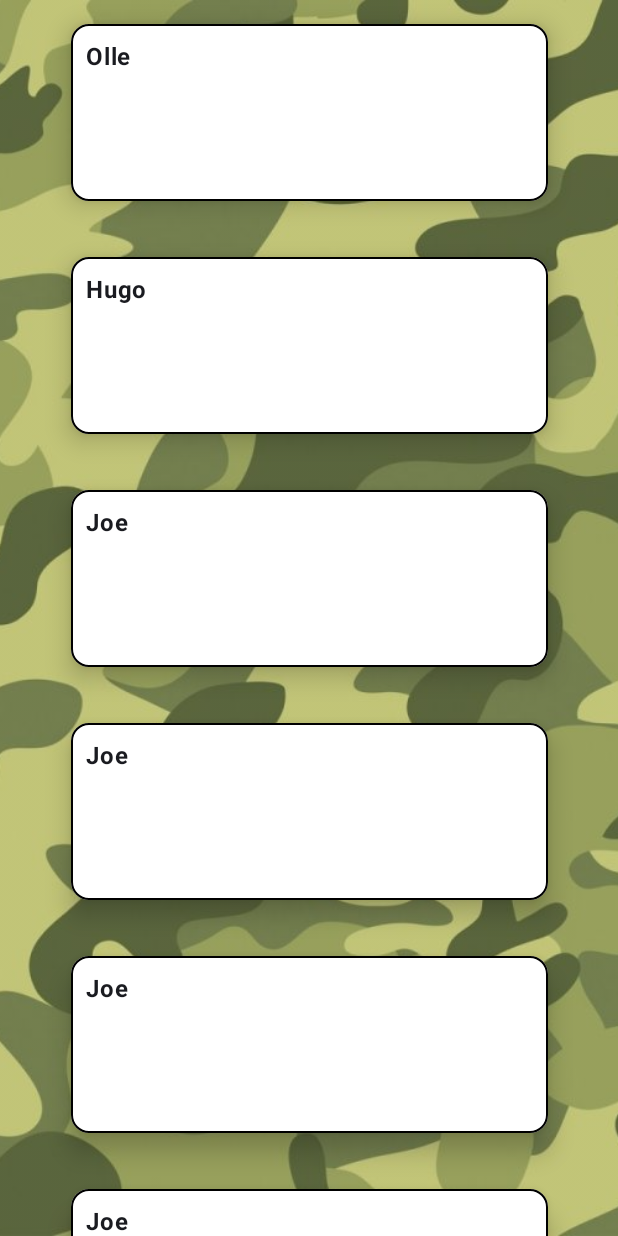
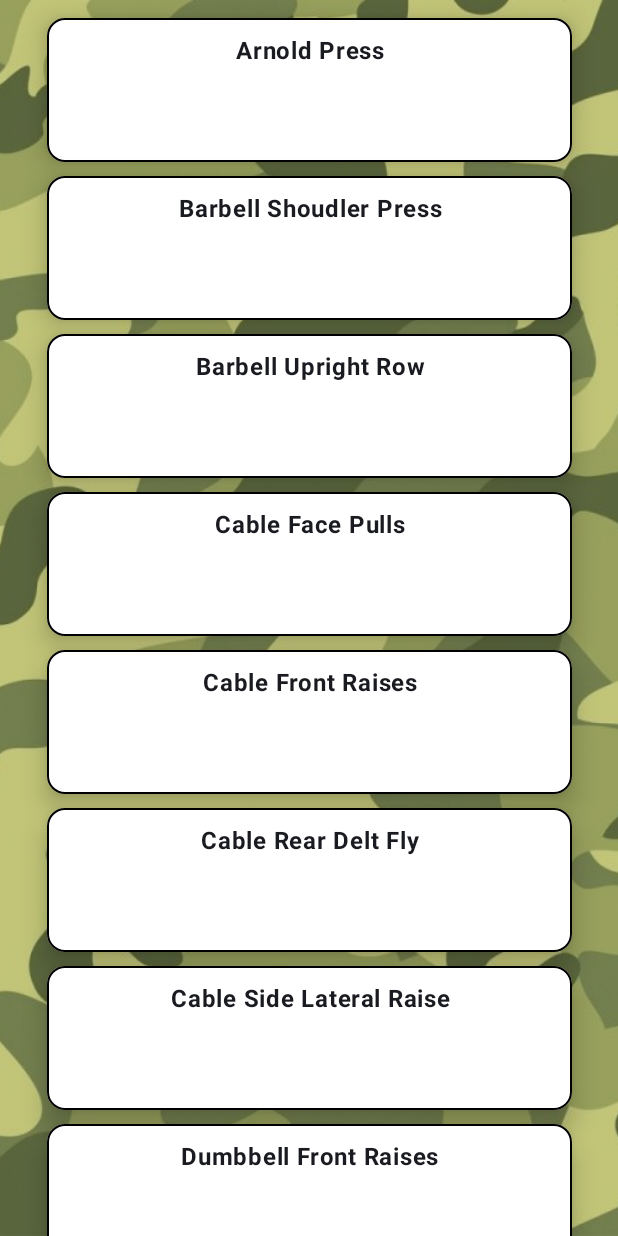
Before and after one commit to HugoC27/OPGains, an Android app built with Jetpack Compose: the ExerciseScreen screen opened through its navigation route, on a phone screen of 412 x 824 dp. Run offline under Robolectric (Android 15) with nearby library versions, the phone set to English and light mode, and no system bars.

Commit message:
Finished all lists in ExerciseScreen, and aligned the text, also made for loops that iterated through the lists and created the cards.

```diff
--- a/app/src/main/java/com/example/opgains/ExerciseScreen.kt
+++ b/app/src/main/java/com/example/opgains/ExerciseScreen.kt
@@ -21,6 +21,7 @@ import androidx.compose.ui.graphics.Color
 import androidx.compose.ui.layout.ContentScale
 import androidx.compose.ui.res.painterResource
 import androidx.compose.ui.text.font.FontWeight
+import androidx.compose.ui.text.style.TextAlign
 import androidx.compose.ui.tooling.preview.Preview
 import androidx.compose.ui.unit.dp
 import androidx.compose.ui.unit.sp
@@ -31,7 +32,7 @@ import com.example.opgains.ui.theme.OPGainsTheme
 @Composable
 fun ExerciseScreen(navController: NavController, modifier: Modifier = Modifier) {
     val camoBackground = painterResource(R.drawable.camo_background)
-    var shoulderExercises = listOf<String>(
+    val shoulderExercises = listOf<String>(
         "Arnold Press",
         "Barbell Shoudler Press",
         "Barbell Upright Row",
@@ -47,7 +48,7 @@ fun ExerciseScreen(navController: NavController, modifier: Modifier = Modifier)
         "Machine Side Lateral Raise",
         "Reverse Peck Deck Fly"
     )
-    var tricepsExercises = listOf<String>(
+    val tricepsExercises = listOf<String>(
         "Barbell JM Press",
         "Barbell Skullcrusher",
         "Barbell Triceps Extension",
@@ -58,7 +59,7 @@ fun ExerciseScreen(navController: NavController, modifier: Modifier = Modifier)
         "Machine Triceps Extension",
         "Smith Machine JM Press"
     )
-    var bicepsExercises = listOf<String>(
+    val bicepsExercises = listOf<String>(
         "Barbell Curl",
         "Barbell Preacher Curl",
         "Barbell Reverse Curl",
@@ -73,13 +74,13 @@ fun ExerciseScreen(navController: NavController, modifier: Modifier = Modifier)
         "EZ Bar Curl",
         "EZ Bar Preacher Curl",
     )
-    var forearmExercises = listOf<String>(
+    val forearmExercises = listOf<String>(
         "Cable Reverse Wrist Curl",
         "Cable Wrist Curl",
         "Dumbbell Reverse Wrist Curl",
         "Dumbbell Wrist Curl"
     )
-    var backExercises = listOf<String>(
+    val backExercises = listOf<String>(
         "Assisted Pullups",
         "Barbell Row",
         "Kneeling Single Arm Cable Pulldown",
@@ -92,19 +93,19 @@ fun ExerciseScreen(navController: NavController, modifier: Modifier = Modifier)
         "Single Arm Dumbbell Row",
         "Smith Machine Row"
     )
-    var trapExercises = listOf<String>(
+    val trapExercises = listOf<String>(
         "Barbell Shrugs",
         "Cable Shrugs",
         "Dumbbell Shrugs"
     )
-    var lowerBack = listOf<String>(
+    val lowerBackExercises = listOf<String>(
         "Back Extension",
         "Barbell Good Morning",
         "Deadlift",
         "Machine Back Extension",
         "Sumo Deadlift",
     )
-    var chestExercises = listOf<String>(
+    val chestExercises = listOf<String>(
         "Assisted Dip",
         "Barbell Benchpress",
         "Cable Fly",
@@ -133,7 +134,36 @@ fun ExerciseScreen(navController: NavController, modifier: Modifier = Modifier)
         "Sissy Squat",
         "Smith Machine Squat"
     )
-
+    val hamstringExercises = listOf<String>(
+        "Barbell Romanian Deadlift",
+        "Dumbbell Romanian Deadlift",
+        "Lying Hamstring Curl",
+        "Seated Hamstring Curl",
+        "Smith Machine Romanian Deadlift"
+    )
+    val gluteExercises = listOf<String>(
+        "Barbell Hip Thrust",
+        "Barbell Lunge",
+        "Cable Glute Kickback",
+        "Dumbbell Bulgarian Split Squats",
+        "Dumbbell Lunge",
+        "Hip Abductor",
+        "Kas Glute Bridge",
+        "Smith Machine Bulgarian Split Squat"
+    )
+    val calfExercises = listOf<String>(
+        "Barbell Calf Raise",
+        "Legpress Calf Raise",
+        "Machine Calf Raise",
+        "Smith Machine Calf Raise"
+    )
+    val abExercises = listOf<String>(
+        "Cable Crunch",
+        "Hangning Leg Raise",
+        "Lying Leg Raise",
+        "Machine Seated Crunch",
+        "Situp"
+    )
     Image(
         painter = camoBackground,
         contentDescription = "Background",
@@ -147,25 +177,49 @@ fun ExerciseScreen(navController: NavController, modifier: Modifier = Modifier)
     Column(
         modifier = Modifier
             .fillMaxSize()
-            .verticalScroll(rememberScrollState()),
+            .verticalScroll(rememberScrollState())
+            .padding(top = 10.dp),
         verticalArrangement = Arrangement.spacedBy(5.dp, Alignment.Top),
         horizontalAlignment = Alignment.CenterHorizontally
     ) {
-        ExerciseAdder(name = "Olle")
-        ExerciseAdder(name = "Hugo")
-        ExerciseAdder(name = "Joe")
-        ExerciseAdder(name = "Joe")
-        ExerciseAdder(name = "Joe")
-        ExerciseAdder(name = "Joe")
-        ExerciseAdder(name = "Joe")
-        ExerciseAdder(name = "Joe")
-        ExerciseAdder(name = "Joe")
-        ExerciseAdder(name = "Joe")
-        ExerciseAdder(name = "Joe")
-        ExerciseAdder(name = "Joe")
-        ExerciseAdder(name = "Joe")
-        ExerciseAdder(name = "Joe")
-        ExerciseAdder(name = "Joe")
+        for (exercise in shoulderExercises) {
+            ExerciseAdder(name = exercise)
+        }
+        for (exercise in tricepsExercises) {
+            ExerciseAdder(name = exercise)
+        }
+        for (exercise in bicepsExercises) {
+            ExerciseAdder(name = exercise)
+        }
+        for (exercise in forearmExercises) {
+            ExerciseAdder(name = exercise)
+        }
+        for (exercise in backExercises) {
+            ExerciseAdder(name = exercise)
+        }
+        for (exercise in lowerBackExercises) {
+            ExerciseAdder(name = exercise)
+        }
+        for (exercise in trapExercises) {
+            ExerciseAdder(name = exercise)
+        }
+        for (exercise in chestExercises) {
+            ExerciseAdder(name = exercise)
+        }
+        for (exercise in quadExercises) {
+            ExerciseAdder(name = exercise)
+        }
+        for (exercise in hamstringExercises) {
+            ExerciseAdder(name = exercise)
+        }
+        for (exercise in calfExercises) {
+            ExerciseAdder(name = exercise)
+        }
+        for (exercise in abExercises) {
+            ExerciseAdder(name = exercise)
+        }
+
+
     }
 
 
@@ -176,17 +230,21 @@ private fun ExerciseAdder(name: String) {
     Card(
         modifier = Modifier
             .width(350.dp)
-            .height(150.dp)
-            .padding(16.dp),
+            .height(100.dp)
+            .padding(top = 2.dp, bottom = 2.dp),
         elevation = CardDefaults.cardElevation(10.dp),
         border = BorderStroke(1.dp, Color.Black),
         colors = CardDefaults.cardColors(
             containerColor = Color.White
         )
     ) {
-        Column(modifier = Modifier.fillMaxSize()) {
+        Column(
+            modifier = Modifier.fillMaxSize(),
+            horizontalAlignment = Alignment.CenterHorizontally
+        ) {
             Text(
                 text = name,
+                textAlign = TextAlign.Center,
                 fontSize = 16.sp,
                 fontWeight = FontWeight.Bold,
                 modifier = Modifier.padding(10.dp)
```
